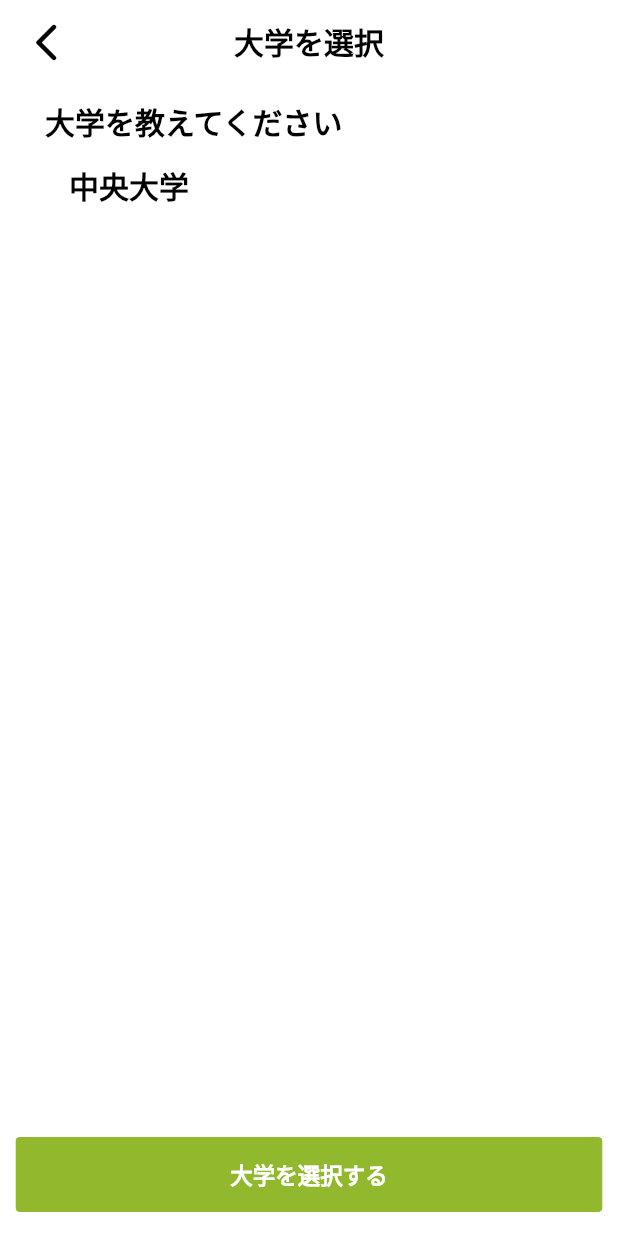
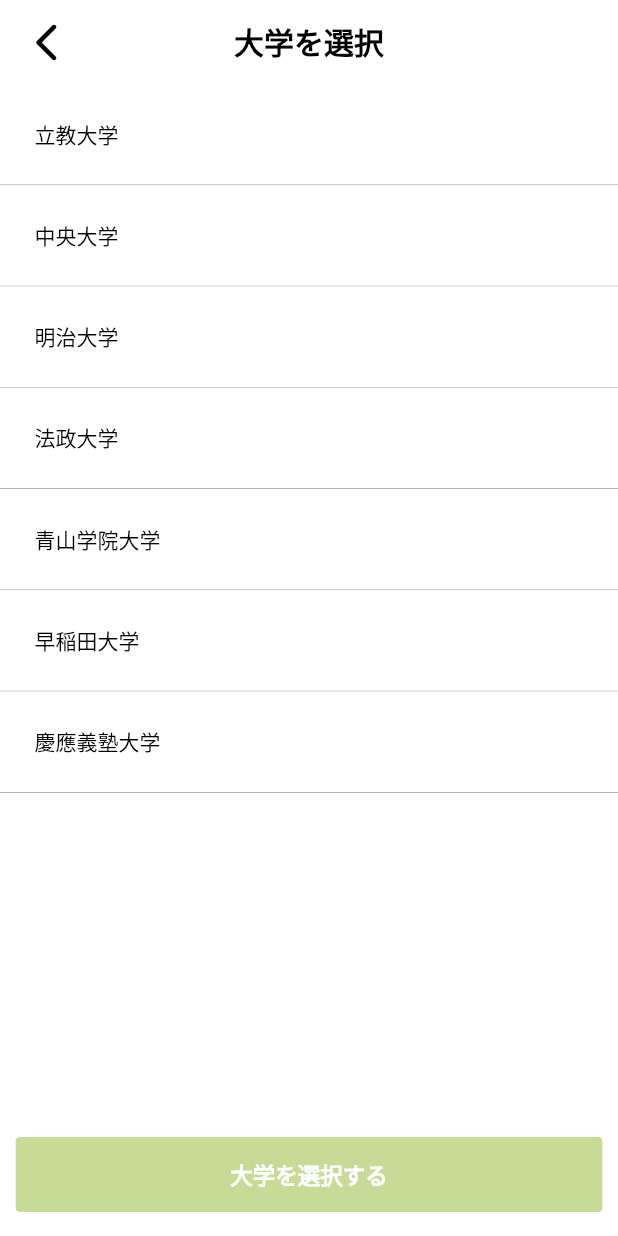
Before and after one commit to SeyaKen/JugyouRogu, a Flutter app: the DaigakuSelectScreen screen opened directly, on a phone screen of 412 x 824 dp. Run offline on Flutter 3.47's test engine with Material 2 defaults, Android fonts, the phone set to English and light mode, and no system bars; our stand-ins replace cloud_firestore, firebase_auth, firebase_core, firebase_remote_config, firebase_storage, font_awesome_flutter and 6 more; missing offline and left inert: the_apple_sign_in; accounts and stored records are empty.

```diff
--- a/lib/SelectLogin/daigaku_select.dart
+++ b/lib/SelectLogin/daigaku_select.dart
@@ -8,15 +8,15 @@
 }
 
 class _DaigakuSelectScreenState extends State<DaigakuSelectScreen> {
-  String _hasBeenPressed = '中央大学';
+  String? _hasBeenPressed;
   final items = [
-    // '立教大学',
+    '立教大学',
     '中央大学',
-    // '明治大学',
-    // '法政大学',
-    // '青山学院大学',
-    // '早稲田大学',
-    // '慶應義塾大学',
+    '明治大学',
+    '法政大学',
+    '青山学院大学',
+    '早稲田大学',
+    '慶應義塾大学',
   ];
 
   @override
@@ -50,79 +50,68 @@
               ),
             ],
           )),
-      body: Padding(
-        padding: const EdgeInsets.only(bottom: 30.0, left: 30.0, right: 30.0),
-        child: SafeArea(
-          child: Center(
-            child: Column(
+      body: Column(
         crossAxisAlignment: CrossAxisAlignment.start,
         children: [
-                const SizedBox(
-                  height: 10,
-                ),
-                const Text(
-                  '大学を教えてください',
-                  style: TextStyle(
-                      fontWeight: FontWeight.bold,
-                      fontSize: 20,
-                      color: Colors.black,
-                      decoration: TextDecoration.none),
-                ),
-                Expanded(
-                  flex: 1,
-                  child: SingleChildScrollView(
-                    child: ListView.builder(
+          ListView.builder(
             shrinkWrap: true,
-                      physics: const NeverScrollableScrollPhysics(),
             itemCount: items.length,
             itemBuilder: (context, index) {
-                        return ListTile(
-                          title: Column(
-                            crossAxisAlignment: CrossAxisAlignment.start,
-                            children: [
-                              InkWell(
-                                  child: Text(
-                                    items[index],
-                                    style: TextStyle(
-                                      fontWeight: FontWeight.bold,
-                                      fontSize: 20,
-                                      color: _hasBeenPressed == items[index]
-                                          ? Colors.black
-                                          : Colors.grey,
-                                    ),
-                                  ),
+              return InkWell(
                 onTap: () {
                   setState(() {
                     _hasBeenPressed = items[index];
                   });
-                                  }),
-                            ],
+                },
+                child: Container(
+                  decoration: BoxDecoration(
+                    color: _hasBeenPressed == items[index]
+                        ? Colors.grey.withOpacity(0.3)
+                        : Colors.white,
+                    border: const Border(
+                      bottom: BorderSide(width: 0.5, color: Colors.grey),
                     ),
-                        );
-                      },
                   ),
+                  padding:
+                      const EdgeInsets.symmetric(horizontal: 23, vertical: 23),
+                  child: Row(
+                    children: [
+                      Text(
+                        items[index],
+                        style: TextStyle(
+                          color: _hasBeenPressed == items[index]
+                              ? Colors.orange
+                              : Colors.black,
                         ),
                       ),
                     ],
                   ),
                 ),
+              );
+            },
           ),
+        ],
       ),
       floatingActionButton: ClipRRect(
         borderRadius: BorderRadius.circular(3),
         child: Container(
-            color: const Color(0xff92b82e),
+            color: _hasBeenPressed != null
+                ? const Color(0xff92b82e)
+                : const Color(0xff92b82e).withOpacity(0.5),
             width: MediaQuery.of(context).size.width * 0.95,
             height: 50,
             child: InkWell(
               onTap: () async {
+                if (_hasBeenPressed != null) {
                   SharedPreferenceHelper().saveUserDaigaku(_hasBeenPressed);
                   Navigator.push(
                       context,
                       PageRouteBuilder(
-                      pageBuilder: (_, __, ___) => const SelectRegisterScreen(),
+                        pageBuilder: (_, __, ___) =>
+                            const SelectRegisterScreen(),
                         transitionDuration: const Duration(seconds: 0),
                       ));
+                }
               },
               child: const Center(
                   child: Text('大学を選択する',
@@ -139,11 +128,11 @@
 }
 
 List daigaku = [
-  // 'rikkyou',
+  'rikkyou',
   'chuou',
-  // 'meiji',
-  // 'housei',
-  // 'aogaku',
-  // 'waseda',
-  // 'keiou',
+  'meiji',
+  'housei',
+  'aogaku',
+  'waseda',
+  'keiou',
 ];
--- a/lib/SelectLogin/select_login_screen.dart
+++ b/lib/SelectLogin/select_login_screen.dart
@@ -85,6 +85,8 @@
                       Provider.of<GoogleSignInProvider>(context, listen: false);
                   try {
                     provider.googleLogin().then((user) => {
+                          if (FirebaseAuth.instance.currentUser != null)
+                            {
                               FirebaseFirestore.instance
                                   .collection('users')
                                   .doc(FirebaseAuth.instance.currentUser!.uid)
@@ -94,10 +96,12 @@
                                   firebasesnapshot = await FirebaseFirestore
                                       .instance
                                       .collection('users')
-                                  .doc(FirebaseAuth.instance.currentUser!.uid)
+                                      .doc(FirebaseAuth
+                                          .instance.currentUser!.uid)
                                       .get();
                                   daigakuMei = firebasesnapshot!.get('daigaku');
-                              SharedPreferenceHelper().saveUserName('LogIned');
+                                  SharedPreferenceHelper()
+                                      .saveUserName('LogIned');
                                   SharedPreferenceHelper()
                                       .saveUserDaigaku(daigakuMei)
                                       .then(
@@ -107,13 +111,15 @@
                                                 pageBuilder: (_, __, ___) =>
                                                     MainPage(currenttab: 0),
                                                 transitionDuration:
-                                                const Duration(seconds: 0))),
+                                                    const Duration(
+                                                        seconds: 0))),
                                       );
                                 } else {
                                   AuthService().errorBox(context,
                                       '一致するユーザーが見つかりません。新規登録画面から登録してください。');
                                 }
                               })
+                            }
                         });
                   } catch (e) {
                     print(e.toString());
@@ -161,7 +167,8 @@
                         const SizedBox(height: 30),
                         if (appleSignInAvailable.isAvailable)
                           InkWell(
-                            onTap: () {try {
+                            onTap: () {
+                              try {
                                 _signInWithApple(context).then((user) => {
                                       FirebaseFirestore.instance
                                           .collection('users')
@@ -169,23 +176,28 @@
                                           .get()
                                           .then((value) async {
                                         if (value.data() != null) {
-                              firebasesnapshot = await FirebaseFirestore
-                                  .instance
+                                          firebasesnapshot =
+                                              await FirebaseFirestore.instance
                                                   .collection('users')
                                                   .doc(user.uid)
                                                   .get();
-                              daigakuMei = firebasesnapshot!.get('daigaku');
-                              SharedPreferenceHelper().saveUserName('LogIned');
+                                          daigakuMei =
+                                              firebasesnapshot!.get('daigaku');
+                                          SharedPreferenceHelper()
+                                              .saveUserName('LogIned');
                                           SharedPreferenceHelper()
                                               .saveUserDaigaku(daigakuMei)
                                               .then(
                                                 (value) => Navigator.push(
                                                     context,
                                                     PageRouteBuilder(
-                                            pageBuilder: (_, __, ___) =>
-                                                MainPage(currenttab: 0),
+                                                        pageBuilder: (_, __,
+                                                                ___) =>
+                                                            MainPage(
+                                                                currenttab: 0),
                                                         transitionDuration:
-                                                const Duration(seconds: 0))),
+                                                            const Duration(
+                                                                seconds: 0))),
                                               );
                                         } else {
                                           AuthService().errorBox(context,
@@ -197,11 +209,12 @@
                                 print(e.toString());
                                 if (e.toString() ==
                                     '[firebase_auth/wrong-password] The password is invalid or the user does not have a password.') {
-                      AuthService().errorBox(context, 'パスワードが間違っています。');
+                                  AuthService()
+                                      .errorBox(context, 'パスワードが間違っています。');
                                 } else if (e.toString() ==
                                     '[firebase_auth/user-not-found] There is no user record corresponding to this identifier. The user may have been deleted.') {
-                      AuthService().errorBox(
-                          context, '一致するユーザーが見つかりません。新規登録画面から登録してください。');
+                                  AuthService().errorBox(context,
+                                      '一致するユーザーが見つかりません。新規登録画面から登録してください。');
                                 }
                               }
                             },
--- a/lib/SelectLogin/select_register_screen.dart
+++ b/lib/SelectLogin/select_register_screen.dart
@@ -90,9 +90,12 @@
               ),
               InkWell(
                 onTap: () {
-                  final provider = Provider.of<GoogleSignInProvider>(context, listen: false);
+                  final provider =
+                      Provider.of<GoogleSignInProvider>(context, listen: false);
                   try {
                     provider.googleLogin().then((user) => {
+                          if (FirebaseAuth.instance.currentUser != null)
+                            {
                               FirebaseFirestore.instance
                                   .collection('users')
                                   .doc(FirebaseAuth.instance.currentUser!.uid)
@@ -101,14 +104,16 @@
                                 if (value.data() == null) {
                                   FirebaseFirestore.instance
                                       .collection('users')
-                                  .doc(FirebaseAuth.instance.currentUser!.uid)
+                                      .doc(FirebaseAuth
+                                          .instance.currentUser!.uid)
                                       .set({
                                     'ProfilePicture': '',
-                                'email':
-                                    FirebaseAuth.instance.currentUser!.email,
+                                    'email': FirebaseAuth
+                                        .instance.currentUser!.email,
                                     'name': '',
                                     'selfIntroduction': '',
-                                'uid': FirebaseAuth.instance.currentUser!.uid,
+                                    'uid':
+                                        FirebaseAuth.instance.currentUser!.uid,
                                     'daigaku': Daigakumei,
                                   });
                                 }
@@ -120,7 +125,9 @@
                                               pageBuilder: (_, __, ___) =>
                                                   MainPage(currenttab: 0),
                                               transitionDuration:
-                                              const Duration(seconds: 0))))),
+                                                  const Duration(
+                                                      seconds: 0))))),
+                            }
                         });
                   } catch (e) {
                     print(e.toString());
@@ -198,7 +205,9 @@
                                               PageRouteBuilder(
                                                   pageBuilder: (_, __, ___) =>
                                                       MainPage(currenttab: 0),
-                                                  transitionDuration: const Duration(seconds: 0))))));
+                                                  transitionDuration:
+                                                      const Duration(
+                                                          seconds: 0))))));
                             },
                             child: ClipRRect(
                               borderRadius: BorderRadius.circular(4),
--- a/lib/Service/database.dart
+++ b/lib/Service/database.dart
@@ -222,7 +222,8 @@
       await FirebaseStorage.instance.refFromURL(ds['ProfilePicture']).delete();
     }
     showImagePicker().then((valu) async {
-      await FirebaseFirestore.instance.collection('users')
+      await FirebaseFirestore.instance
+          .collection('users')
           .doc(uid)
           .update({"ProfilePicture": ds['ProfilePicture']});
     });
```
Also changed, not shown: 1 other file. Lines whose indentation alone changed are shown as unchanged.
